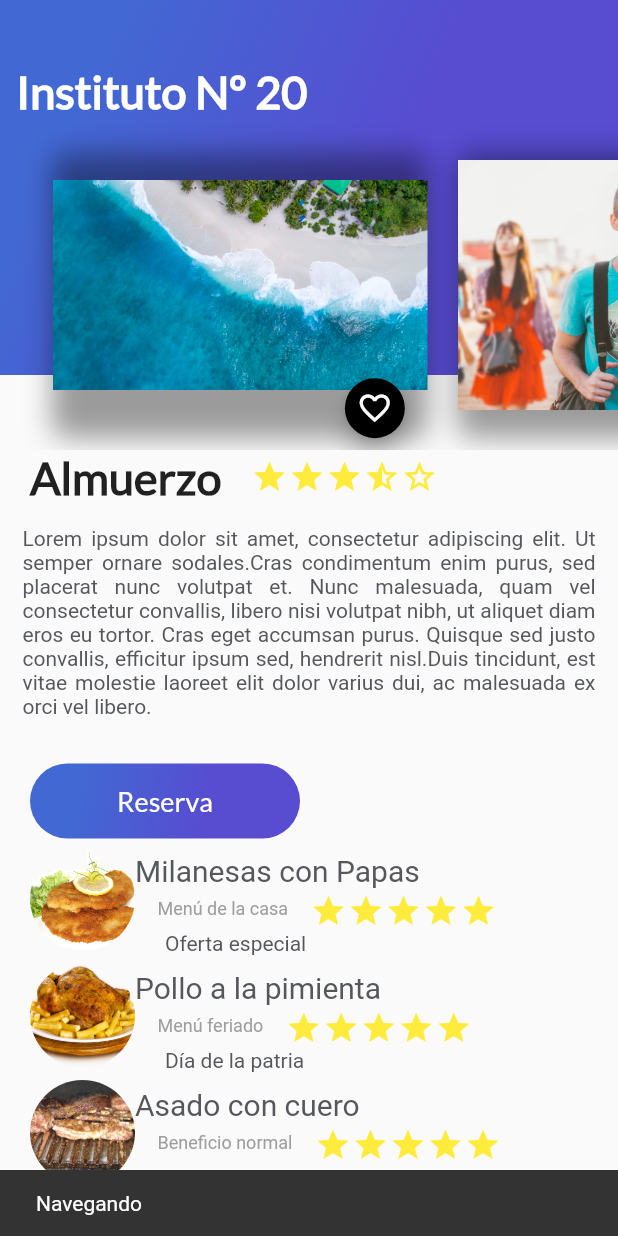
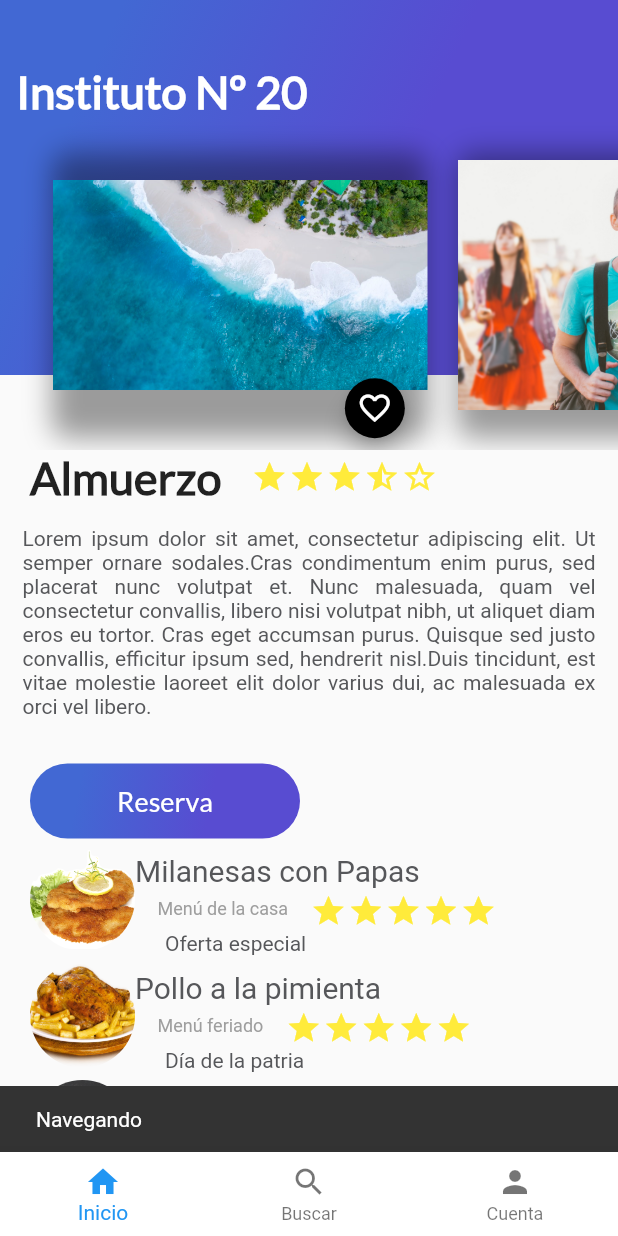
Before and after one commit to aleramirezsj/CursoFlutter, a Flutter app: the screen it shows after launch, after a tap on "Reserva", on a phone screen of 412 x 824 dp. Run offline on Flutter 3.47's test engine with Material 2 defaults, Android fonts, the phone set to English and light mode, and no system bars.

Commit message:
Integrando las 3 pantallas con BottomNavigationBar

```diff
--- a/lib/main.dart
+++ b/lib/main.dart
@@ -1,7 +1,6 @@
+import 'package:comedor/widgets/home_app.dart';
 import 'package:flutter/material.dart';
-import 'widgets/descripcion_place.dart';
-import 'widgets/review_list.dart';
-import 'widgets/app_bar_propia.dart';
+
 
 void main() => runApp(MyApp());
 
@@ -14,18 +13,7 @@ class MyApp extends StatelessWidget {
       theme: ThemeData(
         primarySwatch: Colors.blue,
       ),
-      home: Scaffold(
-        body: Stack(
-          children: <Widget>[
-            ListView(
-              children: <Widget>[
-                DescripcionPlace("Almuerzo", 5, "Lorem ipsum dolor sit amet, consectetur adipiscing elit. Ut semper ornare sodales.Cras condimentum enim purus, sed placerat nunc volutpat et. Nunc malesuada, quam vel consectetur convallis, libero nisi volutpat nibh, ut aliquet diam eros eu tortor. Cras eget accumsan purus. Quisque sed justo convallis, efficitur ipsum sed, hendrerit nisl.Duis tincidunt, est vitae molestie laoreet elit dolor varius dui, ac malesuada ex orci vel libero."),
-                ReviewList(),
-            ],),
-           AppBarPropia()
-          ],
-        ),
-      )
+      home: HomeApp()
     );
   }
 }
--- /dev/null
+++ b/lib/widgets/estado_pantalla1.dart
@@ -0,0 +1,22 @@
+import 'package:flutter/material.dart';
+import 'package:comedor/widgets/descripcion_place.dart';
+import 'package:comedor/widgets/review_list.dart';
+import 'package:comedor/widgets/app_bar_propia.dart';
+
+class EstadoPantalla1 extends StatelessWidget {
+  @override
+  Widget build(BuildContext context) {
+    return Stack(
+      children: <Widget>[
+        ListView(
+          children: <Widget>[
+            DescripcionPlace("Almuerzo", 5,
+                "Lorem ipsum dolor sit amet, consectetur adipiscing elit. Ut semper ornare sodales.Cras condimentum enim purus, sed placerat nunc volutpat et. Nunc malesuada, quam vel consectetur convallis, libero nisi volutpat nibh, ut aliquet diam eros eu tortor. Cras eget accumsan purus. Quisque sed justo convallis, efficitur ipsum sed, hendrerit nisl.Duis tincidunt, est vitae molestie laoreet elit dolor varius dui, ac malesuada ex orci vel libero."),
+            ReviewList(),
+          ],
+        ),
+        AppBarPropia()
+      ],
+    );
+  }
+}
--- /dev/null
+++ b/lib/widgets/home_app.dart
@@ -0,0 +1,46 @@
+import 'package:comedor/screens/ventana_reto3.dart';
+import 'package:comedor/widgets/estado_pantalla1.dart';
+import 'package:comedor/widgets/estado_pantalla_buscar.dart';
+import 'package:flutter/material.dart';
+
+class HomeApp extends StatefulWidget {
+  @override
+  _HomeAppState createState() => _HomeAppState();
+}
+
+class _HomeAppState extends State<HomeApp> {
+  int indicePantallaSeleccionada = 0;
+  final List<Widget> pantallasApp = [
+    EstadoPantalla1(),
+    EstadoPantallaBuscar(),
+    VentanaReto3(),
+  ];
+
+  void onTapSeleccionPantalla(int index) {
+    setState(() {
+      indicePantallaSeleccionada = index;
+    });
+  }
+
+  @override
+  Widget build(BuildContext context) {
+    return Scaffold(
+      body: pantallasApp[indicePantallaSeleccionada],
+      bottomNavigationBar: Theme(
+          data: Theme.of(context)
+              .copyWith(canvasColor: Colors.white, primaryColor: Colors.purple),
+          child: BottomNavigationBar(
+            onTap: onTapSeleccionPantalla,
+            currentIndex: indicePantallaSeleccionada,
+            items: [
+              BottomNavigationBarItem(
+                  icon: Icon(Icons.home), title: Text("Inicio")),
+              BottomNavigationBarItem(
+                  icon: Icon(Icons.search), title: Text("Buscar")),
+              BottomNavigationBarItem(
+                  icon: Icon(Icons.person), title: Text("Cuenta")),
+            ],
+          )),
+    );
+  }
+}
```
Also changed, not shown: lib/widgets/descripcion_place.dart (+19 -15 lines), lib/widgets/encabezado_titulo_menu.dart (+9 -15 lines), lib/widgets/estado_pantalla_buscar.dart (added, +29 -0 lines), lib/widgets/lista_tarjetas_imagen_reto3.dart (+13 -10 lines).
